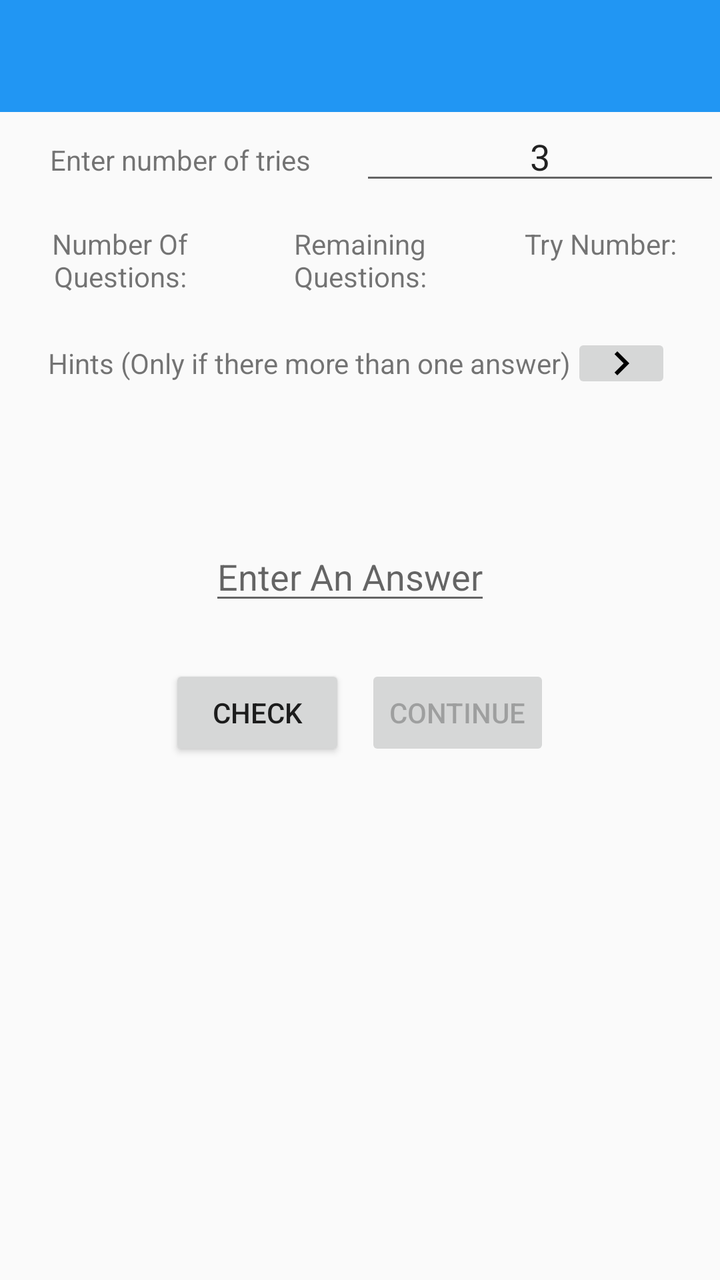
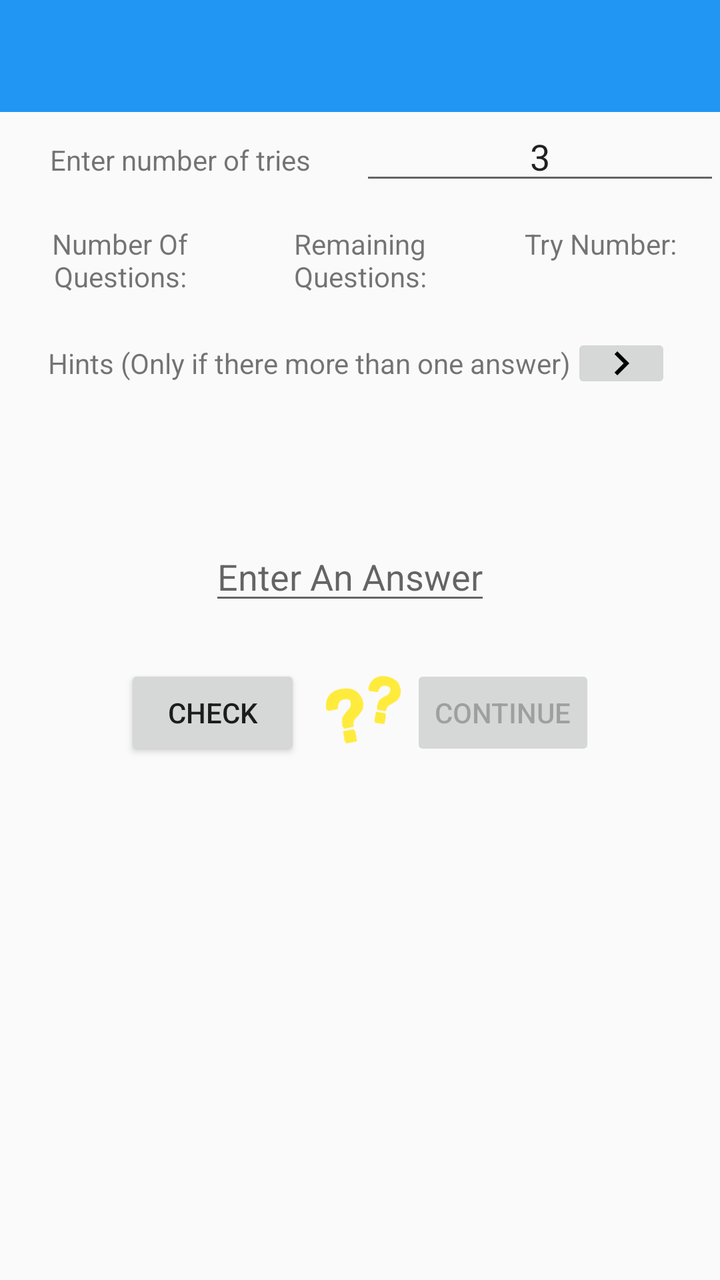

Screens rendered from an Android XML layout before and after an edit, with the pre-edit source and the edit as a unified diff.
<!-- AndroidManifest.xml: application theme AppTheme -->
<!-- res/layout/activity_study_during.xml -->
<?xml version="1.0" encoding="utf-8"?>
<LinearLayout xmlns:android="http://schemas.android.com/apk/res/android"
    android:orientation="vertical" android:layout_width="match_parent"
    android:layout_height="match_parent">
    <android.support.v7.widget.Toolbar xmlns:app="http://schemas.android.com/apk/res-auto"
        android:id="@+id/toolbar"
        android:layout_width="fill_parent"
        android:layout_height="?attr/actionBarSize"
        android:background="?attr/colorPrimary"
        android:minHeight="?attr/actionBarSize">

    </android.support.v7.widget.Toolbar>
    <LinearLayout
        android:layout_width="match_parent"
        android:layout_height="wrap_content"
        android:layout_marginBottom="15dp">
    <TextView
        android:layout_width="0dp"
        android:layout_height="wrap_content"
        android:layout_weight="1"
        android:gravity="center"
        android:text="@string/enter_tries_number" />
    <EditText
        android:id="@+id/enter_tries"
        android:layout_width="0dp"
        android:layout_height="wrap_content"
        android:layout_weight="1"
        android:gravity="center"
        android:numeric="integer"
        android:text="@string/default_number_of_tries"
        android:imeOptions="flagNoExtractUi"/>
</LinearLayout>
    <TableLayout
        android:layout_width="match_parent"
        android:layout_height="wrap_content"
        android:layout_gravity="center">

        <TableRow
            android:layout_width="match_parent"
            android:layout_height="match_parent">

            <TextView
                android:layout_width="0dp"
                android:layout_height="wrap_content"
                android:layout_weight="1"
                android:gravity="center"
                android:text="@string/number_of_questions" />

            <TextView
                android:layout_width="0dp"
                android:layout_height="wrap_content"
                android:layout_weight="1"
                android:gravity="center"
                android:text="@string/remaining_questions" />

            <TextView
                android:layout_width="0dp"
                android:layout_height="wrap_content"
                android:layout_weight="1"
                android:gravity="center"
                android:text="@string/try_number" />
        </TableRow>

        <TableRow
            android:layout_width="match_parent"
            android:layout_height="match_parent">

            <TextView
                android:id="@+id/number_of_questions"
                android:layout_width="0dp"
                android:layout_height="wrap_content"
                android:layout_gravity="center"
                android:layout_weight="1"
                android:gravity="center"
                android:textColor="#FF0000" />

            <TextView
                android:id="@+id/remaining_question_counter"
                android:layout_width="0dp"
                android:layout_height="wrap_content"
                android:layout_gravity="center"
                android:layout_weight="1"
                android:gravity="center"
                android:textColor="#FF0000" />

            <TextView
                android:id="@+id/trys"
                android:layout_width="0dp"
                android:layout_height="wrap_content"
                android:layout_gravity="center"
                android:layout_weight="1"
                android:gravity="center"
                android:textColor="#FF0000" />

        </TableRow>

    </TableLayout>
    <TableLayout
        android:layout_width="match_parent"
        android:layout_height="wrap_content"
        android:layout_gravity="center">

        <TableRow
            android:layout_width="match_parent"
            android:layout_height="match_parent"
            android:layout_gravity="center"
            android:gravity="center">

            <TextView
                android:layout_width="match_parent"
                android:layout_height="wrap_content"
                android:layout_gravity="center"
                android:gravity="center"
                android:text="@string/hints" />
            <ImageButton
                android:id="@+id/next_hint"
                android:layout_width="50dp"
                android:layout_height="30dp"
                android:src="@drawable/ic_navigate_next_black_24dp"
                android:enabled="false"/>
        </TableRow>

        <TableRow
            android:layout_width="match_parent"
            android:layout_height="match_parent"
            android:layout_gravity="center"
            android:gravity="center">

            <TextView
                android:id="@+id/hint_if_there_is_more_than_one_answer"
                android:layout_width="match_parent"
                android:layout_height="wrap_content"
                android:layout_gravity="center"
                android:gravity="center" />


        </TableRow>

    </TableLayout>
    <LinearLayout
        android:layout_width="match_parent"
        android:layout_height="wrap_content"
        android:layout_gravity="center"
        android:orientation="vertical">

        

        <TextView
            android:id="@+id/display_question"
            android:layout_width="match_parent"
            android:layout_height="wrap_content"
            android:layout_marginTop="10dp"
            android:gravity="center"
            android:minLines="1"
            android:scrollbarAlwaysDrawVerticalTrack="true"
            android:textSize="30sp" />


    </LinearLayout>

    

    <LinearLayout
        android:layout_width="wrap_content"
        android:layout_height="wrap_content"
        android:layout_gravity="center"
        android:orientation="horizontal"
        android:layout_marginBottom="25dp">

        <EditText
            android:id="@+id/enter_answer"
            android:layout_width="0dp"
            android:layout_height="wrap_content"
            android:layout_gravity="center"
            android:layout_marginRight="10dp"
            android:layout_weight="1"
            android:hint="@string/enter_an_answer"
            android:minLines="1"
            android:enabled="true"
            android:scrollbarAlwaysDrawVerticalTrack="true"
            android:imeOptions="flagNoExtractUi"/>

        

    </LinearLayout>
    <LinearLayout
        android:layout_width="wrap_content"
        android:layout_height="wrap_content"
        android:layout_gravity="center"
        android:orientation="horizontal">

        <Button
            android:id="@+id/check"
            android:layout_width="wrap_content"
            android:layout_height="wrap_content"
            android:layout_gravity="center"
            android:layout_marginEnd="10dp"
            android:layout_marginRight="10dp"
            android:enabled="true"
            android:text="@string/check" />
        <Button
            android:id="@+id/_continue"
            android:layout_width="wrap_content"
            android:layout_height="wrap_content"
            android:text="@string/_continue"
            android:enabled="false"/>

    </LinearLayout>

</LinearLayout>
<!-- resources referenced by this layout -->
<resources>
  <!-- drawable ic_navigate_next_black_24dp: png bitmap (drawable-hdpi, 128 bytes) -->
  <string name="_continue">Continue</string>
  <string name="check">Check</string>
  <string name="default_number_of_tries">3</string>
  <string name="enter_an_answer">Enter An Answer</string>
  <string name="enter_tries_number">Enter number of tries</string>
  <string name="hints">Hints (Only if there more than one answer)</string>
  <string name="number_of_questions">Number Of Questions:</string>
  <string name="remaining_questions">Remaining Questions:</string>
  <string name="try_number">Try Number:</string>
  <style name="AppTheme" parent="MyTheme.Base">
      </style>
  <style name="MyTheme.Base" parent="Theme.AppCompat.Light.DarkActionBar">
          <item name="windowNoTitle">true</item>
          <item name="windowActionBar">false</item>
          <item name="colorPrimary">#2196F3</item>
          <item name="colorPrimaryDark">#1976D2</item>
          <item name="colorAccent">#FF4081</item>
      </style>
</resources>

<!-- the commit's change to res/layout/activity_study_during.xml (unified diff, before → after) -->
@@ -10,6 +10,13 @@
         android:minHeight="?attr/actionBarSize">
 
     </android.support.v7.widget.Toolbar>
+    <ScrollView
+        android:layout_width="match_parent"
+        android:layout_height="match_parent">
+    <LinearLayout
+        android:layout_width="match_parent"
+        android:layout_height="wrap_content"
+        android:orientation="vertical">
     <LinearLayout
         android:layout_width="match_parent"
         android:layout_height="wrap_content"
@@ -198,6 +205,12 @@
             android:layout_marginRight="10dp"
             android:enabled="true"
             android:text="@string/check" />
+        <ImageView
+            android:id="@+id/image_result"
+            android:layout_width="45dp"
+            android:layout_height="45dp"
+            android:layout_gravity="center"
+            android:src="@drawable/ic_question_marks" />
         <Button
             android:id="@+id/_continue"
             android:layout_width="wrap_content"
@@ -206,5 +219,6 @@
             android:enabled="false"/>
 
     </LinearLayout>
-
+    </LinearLayout>
+    </ScrollView>
 </LinearLayout>
<!-- resource entries referenced after the edit -->
@@ -1,6 +1,7 @@
 <!-- resources referenced by this layout -->
 <resources>
   <!-- drawable ic_navigate_next_black_24dp: png bitmap (drawable-hdpi, 128 bytes) -->
+  <!-- drawable ic_question_marks: png bitmap (drawable-hdpi, 3010 bytes) -->
   <string name="_continue">Continue</string>
   <string name="check">Check</string>
   <string name="default_number_of_tries">3</string>
